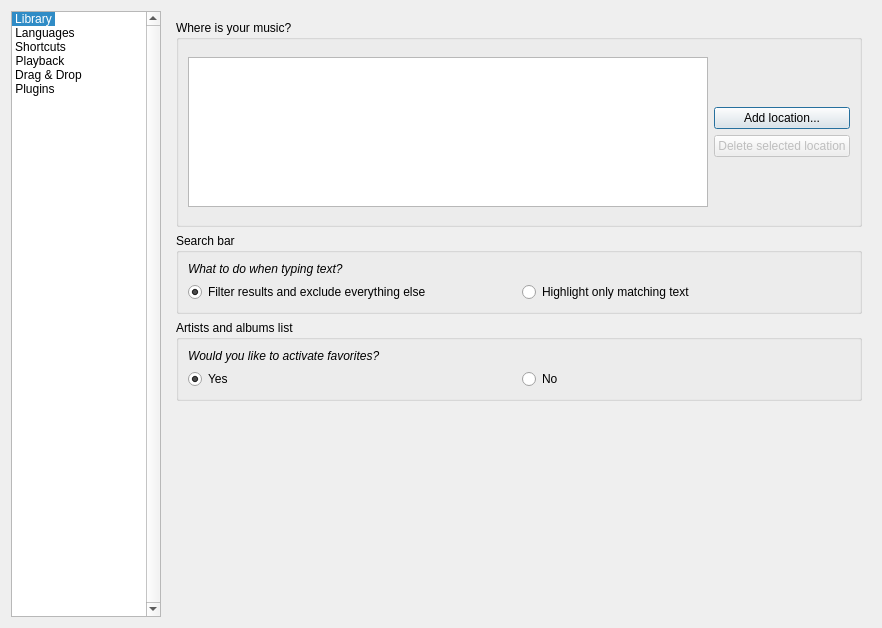
Old version of the form code/MiamPlayer/customizeoptionsdialog.ui in the repository MBach/Miam-Player.
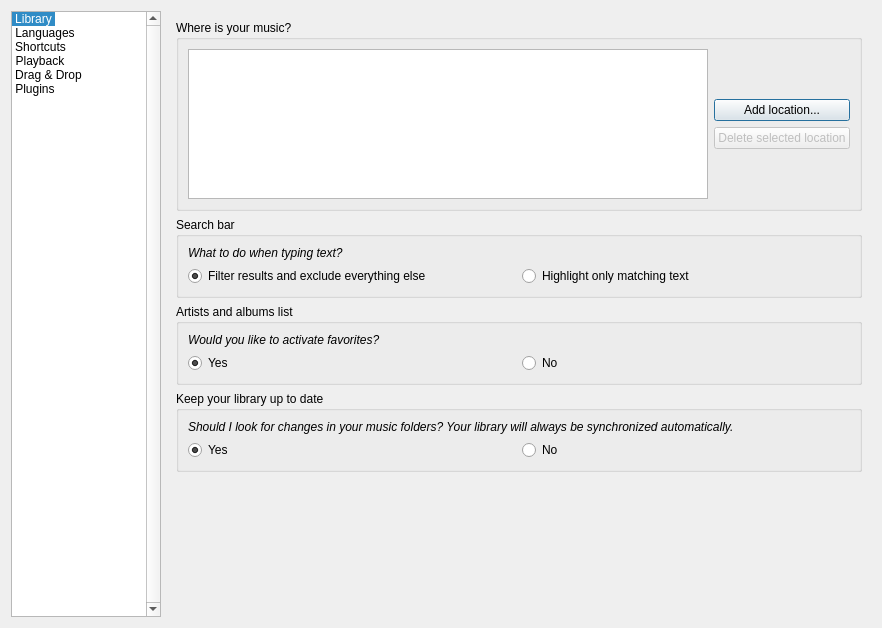
New version of the form. Icons and pictures are not drawn. Custom widgets are drawn as their Qt base class.

Commit message: Working on auto sync'ing the library

What changed in the file:
```diff
--- a/code/MiamPlayer/customizeoptionsdialog.ui
+++ b/code/MiamPlayer/customizeoptionsdialog.ui
@@ -511,6 +511,55 @@
          </layout>
         </widget>
        </item>
+       <item>
+        <widget class="QGroupBox" name="groupBoxMonitorFileSystem">
+         <property name="title">
+          <string>Keep your library up to date</string>
+         </property>
+         <layout class="QVBoxLayout" name="verticalLayout_5">
+          <item>
+           <widget class="QLabel" name="labelMonitorFileSystem">
+            <property name="font">
+             <font>
+              <italic>true</italic>
+             </font>
+            </property>
+            <property name="text">
+             <string>Should I look for changes in your music folders? Your library will always be synchronized automatically.</string>
+            </property>
+            <property name="wordWrap">
+             <bool>true</bool>
+            </property>
+           </widget>
+          </item>
+          <item>
+           <layout class="QHBoxLayout" name="horizontalLayout_3">
+            <item>
+             <widget class="QRadioButton" name="radioButtonEnableMonitorFS">
+              <property name="text">
+               <string>Yes</string>
+              </property>
+              <property name="icon">
+               <iconset resource="mp.qrc">
+                <normaloff>:/icons/warning</normaloff>:/icons/warning</iconset>
+              </property>
+              <property name="checked">
+               <bool>true</bool>
+              </property>
+             </widget>
+            </item>
+            <item>
+             <widget class="QRadioButton" name="radioButtonDisableMonitorFS">
+              <property name="text">
+               <string>No</string>
+              </property>
+             </widget>
+            </item>
+           </layout>
+          </item>
+         </layout>
+        </widget>
+       </item>
        <item>
         <spacer name="vs_LibraryPage">
          <property name="orientation">
```
Left out of the diff: 6 changed lines with no effect on the pictures. The commit also changes 23 other files.
